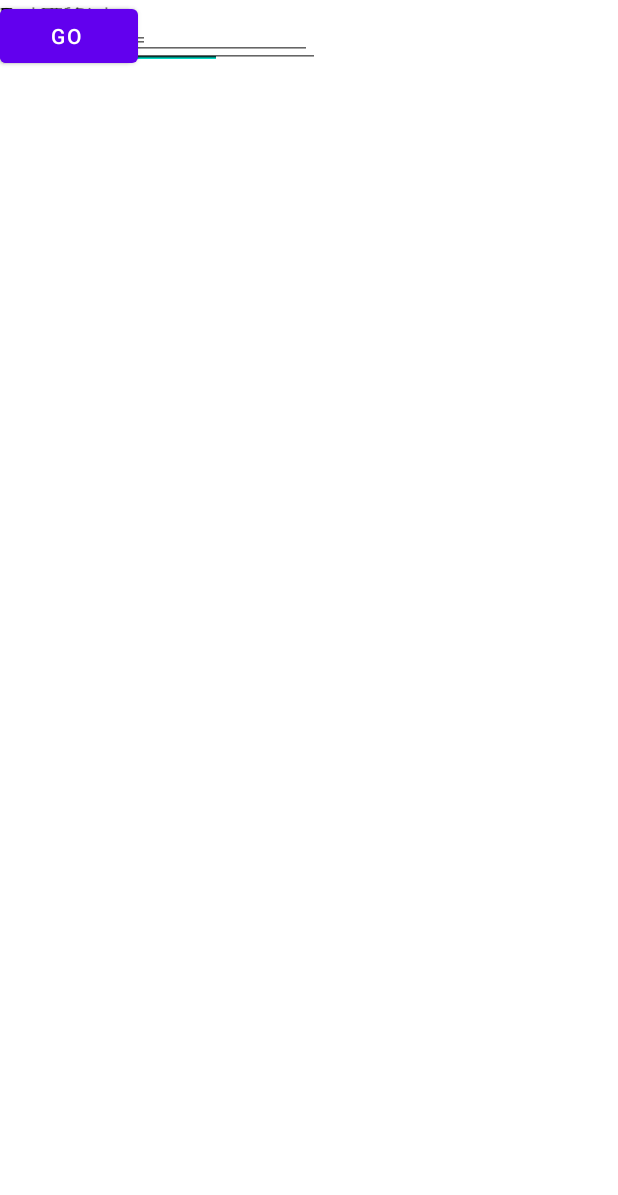
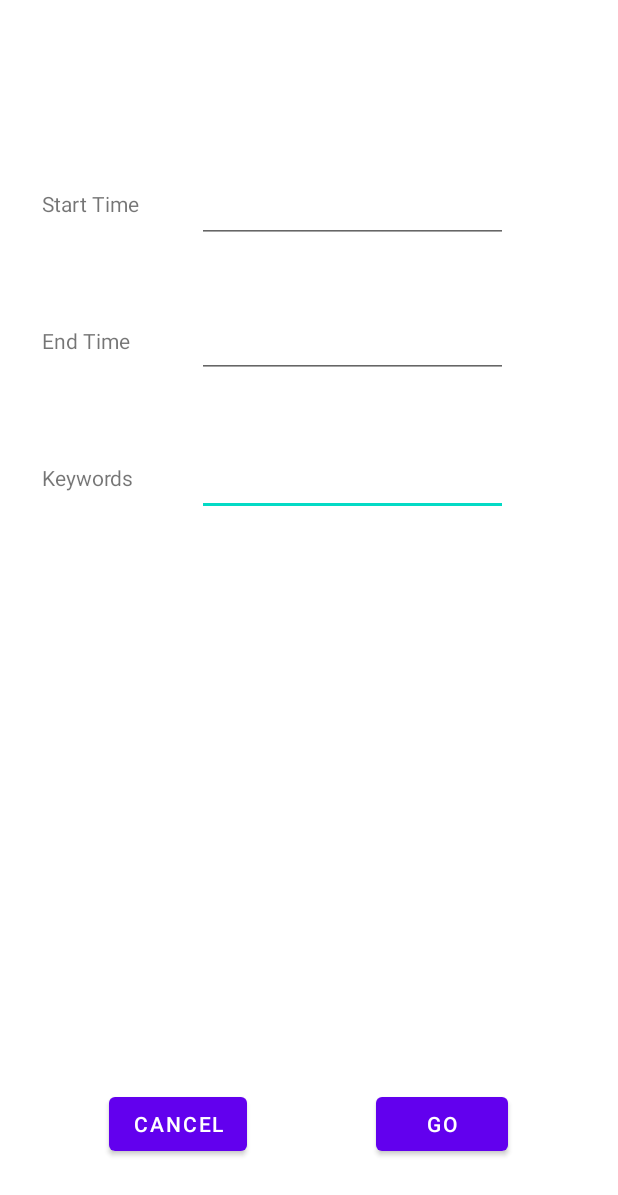
Before and after one commit to johnmatson/photo-gallery, an Android app: the layout search_activity.xml on its own in the app's theme, with its tools: preview values and no code run, on a phone screen of 412 x 824 dp. Shown: the top 1195 px of the screen. Run offline under Robolectric (Android 15) with nearby library versions, the phone set to English and light mode, and no system bars.

Commit message:
Fixed Search Activity Crashes

```diff
--- a/app/src/main/AndroidManifest.xml
+++ b/app/src/main/AndroidManifest.xml
@@ -19,6 +19,14 @@
                 <category android:name="android.intent.category.LAUNCHER" />
             </intent-filter>
         </activity>
+        <activity
+            android:name=".SearchActivity">
+            <intent-filter>
+                <action android:name="android.intent.action.MAIN" />
+                <category android:name="android.intent.category.DEFAULT" />
+            </intent-filter>
+        </activity>
+
         <provider
             android:name="androidx.core.content.FileProvider"
             android:authorities="com.example.photoapp.fileprovider"
--- a/app/src/main/java/com/example/photoapp/MainActivity.java
+++ b/app/src/main/java/com/example/photoapp/MainActivity.java
@@ -30,7 +30,7 @@ public class MainActivity extends AppCompatActivity {
     ImageView imageView;
     boolean debug = true;
     public static final int REQUEST_IMAGE_CAPTURE = 1;
-    public static final int SEARCH_ACTIVITY_REQUEST_CODE = 1;
+    public static final int SEARCH_ACTIVITY_REQUEST_CODE = 10;
     String mCurrentPhotoPath;
     public ArrayList<String> photos = null;
     private int index = 0;
--- a/app/src/main/java/com/example/photoapp/SearchActivity.java
+++ b/app/src/main/java/com/example/photoapp/SearchActivity.java
@@ -20,9 +20,9 @@ public class SearchActivity extends AppCompatActivity{
             calendar.add(Calendar.DAY_OF_YEAR, 1);
             String tomorrowStr = new SimpleDateFormat("yyyy‐MM‐dd", Locale.getDefault()).format( calendar.getTime());
             Date tomorrow = format.parse((String) tomorrowStr);
-            ((EditText) findViewById(R.id.etFromDateTime)).setText(new SimpleDateFormat(
+            ((EditText) findViewById(R.id.etStartDateTime)).setText(new SimpleDateFormat(
                     "yyyy‐MM‐dd HH:mm:ss", Locale.getDefault()).format(today));
-            ((EditText) findViewById(R.id.etToDateTime)).setText(new SimpleDateFormat(
+            ((EditText) findViewById(R.id.etEndDateTime)).setText(new SimpleDateFormat(
                     "yyyy‐MM‐dd HH:mm:ss", Locale.getDefault()).format(tomorrow));
         } catch (Exception ex) { }
     }
@@ -33,8 +33,8 @@ public class SearchActivity extends AppCompatActivity{
 
     public void go(final View v) {
         Intent i = new Intent();
-        EditText from = (EditText) findViewById(R.id.etFromDateTime);
-        EditText to = (EditText) findViewById(R.id.etToDateTime);
+        EditText from = (EditText) findViewById(R.id.etStartDateTime);
+        EditText to = (EditText) findViewById(R.id.etEndDateTime);
         EditText keywords = (EditText) findViewById(R.id.etKeywords);
         i.putExtra("STARTTIMESTAMP", from.getText() != null ? from.getText().toString() : "");
         i.putExtra("ENDTIMESTAMP", to.getText() != null ? to.getText().toString() : "");
--- a/app/src/main/res/layout/gallery_activity.xml
+++ b/app/src/main/res/layout/gallery_activity.xml
@@ -84,7 +84,7 @@
     </LinearLayout>
 
     <Button
-        android:id="@+id/filterid"
+        android:id="@+id/filter"
         android:layout_width="wrap_content"
         android:layout_height="wrap_content"
         android:layout_marginLeft="3dp"
--- a/app/src/main/res/layout/search_activity.xml
+++ b/app/src/main/res/layout/search_activity.xml
@@ -9,82 +9,62 @@
     <androidx.constraintlayout.widget.ConstraintLayout
         android:layout_width="match_parent"
         android:layout_height="match_parent"
-        tools:layout_editor_absoluteX="143dp"
-        tools:layout_editor_absoluteY="179dp">
+        app:layout_constraintEnd_toEndOf="parent"
+        tools:layout_editor_absoluteY="93dp">
 
         <EditText
-            android:id="@+id/etFromDateTime"
-            android:layout_width="148dp"
-            android:layout_height="46dp"
+            android:id="@+id/etKeywords"
+            android:layout_width="207dp"
+            android:layout_height="43dp"
             android:ems="10"
             android:inputType="textPersonName"
-            android:text="Name"
-            tools:layout_editor_absoluteX="98dp"
-            tools:layout_editor_absoluteY="98dp"
+            app:layout_constraintBottom_toBottomOf="parent"
+            app:layout_constraintEnd_toEndOf="parent"
+            app:layout_constraintHorizontal_bias="0.642"
+            app:layout_constraintStart_toStartOf="parent"
+            app:layout_constraintTop_toTopOf="parent"
+            app:layout_constraintVertical_bias="0.385"
             tools:ignore="MissingConstraints" />
 
         <EditText
-            android:id="@+id/etToDateTime"
-            android:layout_width="148dp"
-            android:layout_height="46dp"
+            android:id="@+id/etStartDateTime"
+            android:layout_width="207dp"
+            android:layout_height="43dp"
             android:ems="10"
             android:inputType="textPersonName"
-            android:text="Name"
-            tools:layout_editor_absoluteX="98dp"
-            tools:layout_editor_absoluteY="186dp"
+            app:layout_constraintBottom_toTopOf="@+id/etEndDateTime"
+            app:layout_constraintEnd_toEndOf="parent"
+            app:layout_constraintHorizontal_bias="0.642"
+            app:layout_constraintStart_toStartOf="parent"
+            app:layout_constraintTop_toTopOf="parent"
+            app:layout_constraintVertical_bias="0.716"
             tools:ignore="MissingConstraints" />
 
         <EditText
-            android:id="@+id/etKeywords"
-            android:layout_width="wrap_content"
-            android:layout_height="wrap_content"
+            android:id="@+id/etEndDateTime"
+            android:layout_width="207dp"
+            android:layout_height="43dp"
             android:ems="10"
             android:inputType="textPersonName"
-            android:text="Name"
-            tools:layout_editor_absoluteX="121dp"
-            tools:layout_editor_absoluteY="287dp"
-            tools:ignore="MissingConstraints" />
-
-        <EditText
-            android:id="@+id/editTextTextPersonName3"
-            android:layout_width="208dp"
-            android:layout_height="40dp"
-            android:ems="10"
-            android:inputType="textPersonName"
-            android:text="Name"
-            tools:layout_editor_absoluteX="121dp"
-            tools:layout_editor_absoluteY="426dp"
-            tools:ignore="MissingConstraints" />
-
-        <EditText
-            android:id="@+id/editTextTextPersonName5"
-            android:layout_width="100dp"
-            android:layout_height="33dp"
-            android:ems="10"
-            android:inputType="textPersonName"
-            android:text="Name"
-            tools:layout_editor_absoluteX="121dp"
-            tools:layout_editor_absoluteY="549dp"
-            tools:ignore="MissingConstraints" />
-
-        <EditText
-            android:id="@+id/editTextTextPersonName6"
-            android:layout_width="100dp"
-            android:layout_height="36dp"
-            android:ems="10"
-            android:inputType="textPersonName"
-            android:text="Name"
-            tools:layout_editor_absoluteX="261dp"
-            tools:layout_editor_absoluteY="546dp"
+            app:layout_constraintBottom_toBottomOf="parent"
+            app:layout_constraintEnd_toEndOf="parent"
+            app:layout_constraintHorizontal_bias="0.642"
+            app:layout_constraintStart_toStartOf="parent"
+            app:layout_constraintTop_toTopOf="parent"
+            app:layout_constraintVertical_bias="0.267"
             tools:ignore="MissingConstraints" />
 
         <Button
-            android:id="@+id/cancel_button"
+            android:id="@+id/cancel"
             android:layout_width="wrap_content"
             android:layout_height="wrap_content"
             android:text="Cancel"
-            tools:layout_editor_absoluteX="87dp"
-            tools:layout_editor_absoluteY="632dp"
+            app:layout_constraintBottom_toBottomOf="parent"
+            app:layout_constraintEnd_toEndOf="parent"
+            app:layout_constraintHorizontal_bias="0.228"
+            app:layout_constraintStart_toStartOf="parent"
+            app:layout_constraintTop_toTopOf="parent"
+            app:layout_constraintVertical_bias="0.935"
             tools:ignore="MissingConstraints" />
 
         <Button
@@ -92,8 +72,12 @@
             android:layout_width="wrap_content"
             android:layout_height="wrap_content"
             android:text="GO"
-            tools:layout_editor_absoluteX="268dp"
-            tools:layout_editor_absoluteY="632dp"
+            app:layout_constraintBottom_toBottomOf="parent"
+            app:layout_constraintEnd_toEndOf="parent"
+            app:layout_constraintHorizontal_bias="0.773"
+            app:layout_constraintStart_toStartOf="parent"
+            app:layout_constraintTop_toTopOf="parent"
+            app:layout_constraintVertical_bias="0.935"
             tools:ignore="MissingConstraints" />
 
         <TextView
@@ -101,8 +85,12 @@
             android:layout_width="wrap_content"
             android:layout_height="wrap_content"
             android:text="Start Time"
-            tools:layout_editor_absoluteX="16dp"
-            tools:layout_editor_absoluteY="113dp"
+            app:layout_constraintBottom_toBottomOf="parent"
+            app:layout_constraintEnd_toEndOf="parent"
+            app:layout_constraintHorizontal_bias="0.081"
+            app:layout_constraintStart_toStartOf="parent"
+            app:layout_constraintTop_toTopOf="parent"
+            app:layout_constraintVertical_bias="0.157"
             tools:ignore="MissingConstraints" />
 
         <TextView
@@ -110,8 +98,11 @@
             android:layout_width="wrap_content"
             android:layout_height="wrap_content"
             android:text="End Time"
-            tools:layout_editor_absoluteX="16dp"
-            tools:layout_editor_absoluteY="195dp"
+            app:layout_constraintBottom_toTopOf="@+id/textView4"
+            app:layout_constraintEnd_toEndOf="parent"
+            app:layout_constraintHorizontal_bias="0.079"
+            app:layout_constraintStart_toStartOf="parent"
+            app:layout_constraintTop_toBottomOf="@+id/textView2"
             tools:ignore="MissingConstraints" />
 
         <TextView
@@ -119,26 +110,13 @@
             android:layout_width="wrap_content"
             android:layout_height="wrap_content"
             android:text="Keywords"
-            tools:layout_editor_absoluteX="16dp"
-            tools:layout_editor_absoluteY="299dp"
+            app:layout_constraintBottom_toBottomOf="parent"
+            app:layout_constraintEnd_toEndOf="parent"
+            app:layout_constraintHorizontal_bias="0.08"
+            app:layout_constraintStart_toStartOf="parent"
+            app:layout_constraintTop_toTopOf="parent"
+            app:layout_constraintVertical_bias="0.384"
             tools:ignore="MissingConstraints" />
 
-        <TextView
-            android:id="@+id/textView5"
-            android:layout_width="wrap_content"
-            android:layout_height="wrap_content"
-            android:text="Top Left"
-            tools:layout_editor_absoluteX="21dp"
-            tools:layout_editor_absoluteY="435dp"
-            tools:ignore="MissingConstraints" />
-
-        <TextView
-            android:id="@+id/textView6"
-            android:layout_width="wrap_content"
-            android:layout_height="wrap_content"
-            android:text="Bottom Right"
-            tools:layout_editor_absoluteX="16dp"
-            tools:layout_editor_absoluteY="556dp"
-            tools:ignore="MissingConstraints" />
     </androidx.constraintlayout.widget.ConstraintLayout>
 </androidx.constraintlayout.widget.ConstraintLayout>
```
Also changed, not shown: 1 other file.
